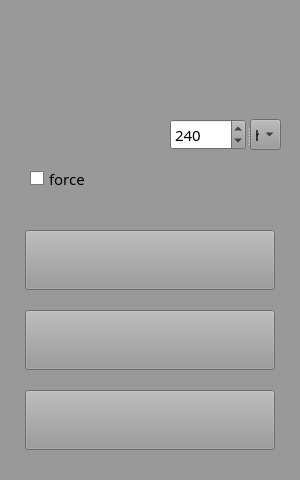
Above: mainwindow.ui from kolesnykanton/shutdownApp before the change. Below: the same form after it.
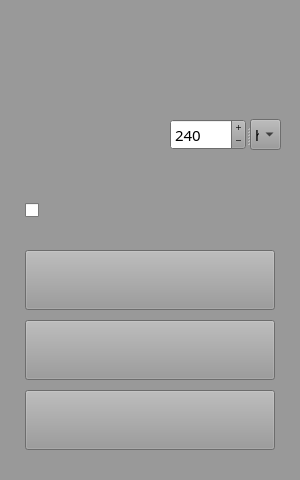
That is the form after the change. Icons and pictures are not drawn.

Commit message: add qSS for checkbox. delete "close" button (in .ccp & .h)

```diff
--- a/mainwindow.ui
+++ b/mainwindow.ui
@@ -201,14 +201,26 @@
    <widget class="QCheckBox" name="checkBoxForce">
     <property name="geometry">
      <rect>
-      <x>30</x>
-      <y>170</y>
-      <width>70</width>
-      <height>17</height>
+      <x>25</x>
+      <y>180</y>
+      <width>140</width>
+      <height>60</height>
      </rect>
     </property>
+    <property name="styleSheet">
+     <string notr="true">QCheckBox::indicator:unchecked {
+    border-image: url(:/qt resouce/forse2.png);;
+     width: 140px;
+     height: 60px;
+ }
+QCheckBox::indicator:checked {
+    border-image: url(:/qt resouce/forse.png);;  
+   width: 140px;
+     height: 60px;
+ }</string>
+    </property>
     <property name="text">
-     <string>force</string>
+     <string/>
     </property>
     <property name="tristate">
      <bool>false</bool>
@@ -248,6 +260,12 @@
      <property name="focusPolicy">
       <enum>Qt::TabFocus</enum>
      </property>
+     <property name="buttonSymbols">
+      <enum>QAbstractSpinBox::PlusMinus</enum>
+     </property>
+     <property name="specialValueText">
+      <string/>
+     </property>
      <property name="maximum">
       <number>99999999</number>
      </property>
@@ -311,7 +329,7 @@
     <property name="geometry">
      <rect>
       <x>25</x>
-      <y>230</y>
+      <y>250</y>
       <width>250</width>
       <height>60</height>
      </rect>
@@ -351,7 +369,7 @@
     <property name="geometry">
      <rect>
       <x>25</x>
-      <y>310</y>
+      <y>320</y>
       <width>250</width>
       <height>60</height>
      </rect>
```
The commit also changes 8 other files.
